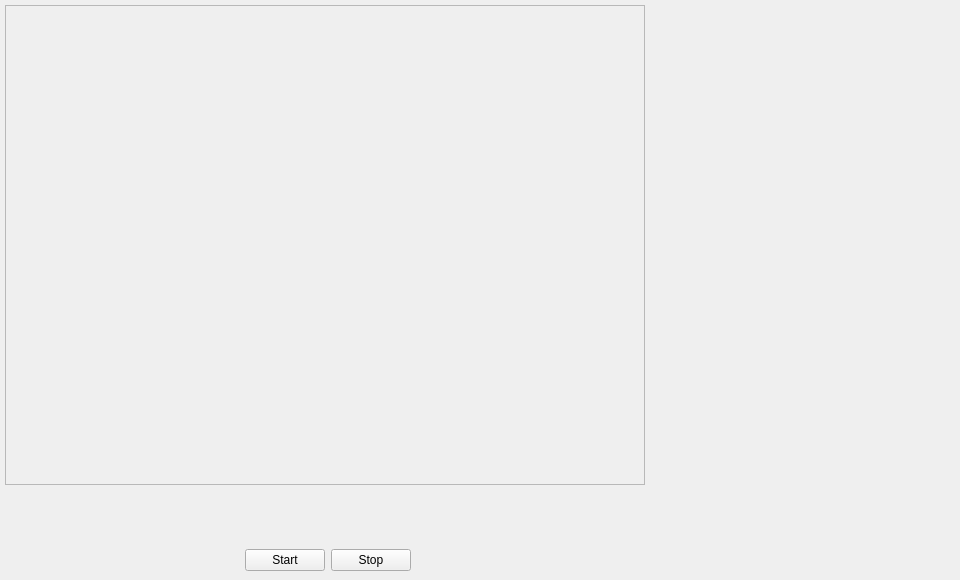
hirikesh/gorgoneye, file geyetracker.ui: the form before one commit.
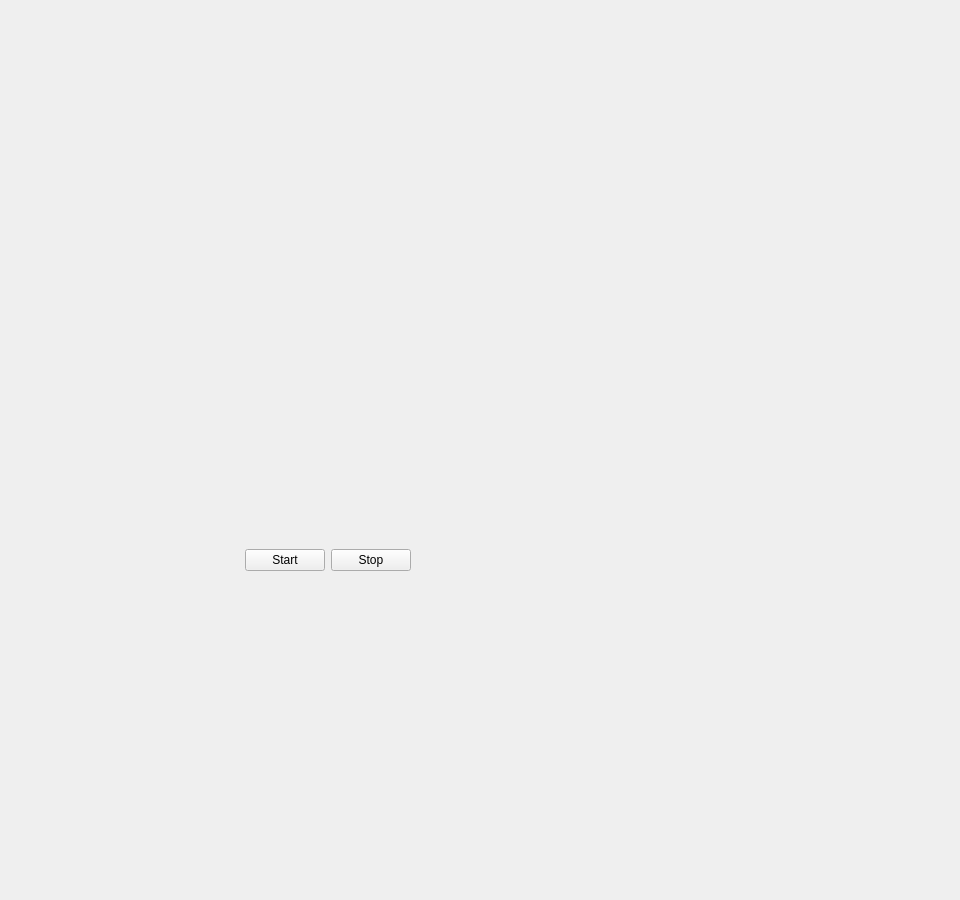
The form after the commit.

```diff
--- a/geyetracker.ui
+++ b/geyetracker.ui
@@ -7,19 +7,19 @@
     <x>0</x>
     <y>0</y>
     <width>960</width>
-    <height>580</height>
+    <height>900</height>
    </rect>
   </property>
   <property name="minimumSize">
    <size>
     <width>960</width>
-    <height>280</height>
+    <height>600</height>
    </size>
   </property>
   <property name="maximumSize">
    <size>
     <width>960</width>
-    <height>580</height>
+    <height>900</height>
    </size>
   </property>
   <property name="windowTitle">
@@ -45,26 +45,7 @@
      <number>5</number>
     </property>
     <item>
-     <widget class="QFrame" name="trackView">
-      <property name="minimumSize">
-       <size>
-        <width>640</width>
-        <height>480</height>
-       </size>
-      </property>
-      <property name="maximumSize">
-       <size>
-        <width>640</width>
-        <height>480</height>
-       </size>
-      </property>
-      <property name="frameShape">
-       <enum>QFrame::StyledPanel</enum>
-      </property>
-      <property name="frameShadow">
-       <enum>QFrame::Raised</enum>
-      </property>
-     </widget>
+     <layout class="QVBoxLayout" name="trackView"/>
     </item>
     <item>
      <spacer name="vertSpacer">
@@ -136,6 +117,17 @@
    </property>
    <layout class="QVBoxLayout" name="sideLayout"/>
   </widget>
+  <widget class="QWidget" name="verticalLayoutWidget">
+   <property name="geometry">
+    <rect>
+     <x>670</x>
+     <y>580</y>
+     <width>160</width>
+     <height>80</height>
+    </rect>
+   </property>
+   <layout class="QVBoxLayout" name="glviewLayout"/>
+  </widget>
  </widget>
  <resources/>
  <connections/>
```
Left out of the diff: 2 changed lines with no effect on the pictures.
